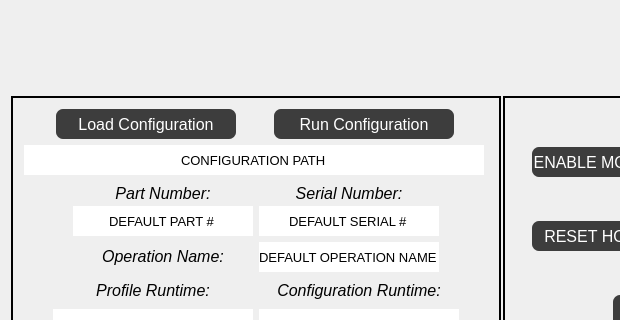
First picture: the form in src/ECM_gui/ECM_controller_gui.ui, repository dmherrington/ECM-Control-System, before the edit; both pictures show x 0 to 620 and y 578 to 898 of the 1040 by 1007 pixel window.
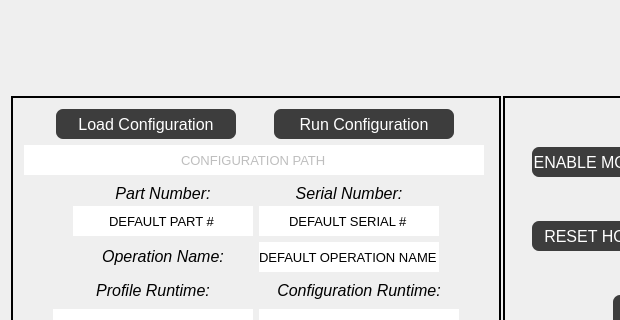
Second picture: the form after the edit. Custom widgets are drawn as their Qt base class.

```diff
--- a/src/ECM_gui/ECM_controller_gui.ui
+++ b/src/ECM_gui/ECM_controller_gui.ui
@@ -249,7 +249,10 @@
           </layout>
          </item>
          <item>
-          <widget class="QLineEdit" name="lineEdit_PartNumber_4">
+          <widget class="QLineEdit" name="lineEdit_ConfigurationPath">
+           <property name="enabled">
+            <bool>false</bool>
+           </property>
            <property name="sizePolicy">
             <sizepolicy hsizetype="Fixed" vsizetype="Fixed">
              <horstretch>0</horstretch>
```
Left out of the diff: 7 changed lines with no effect on the pictures.
